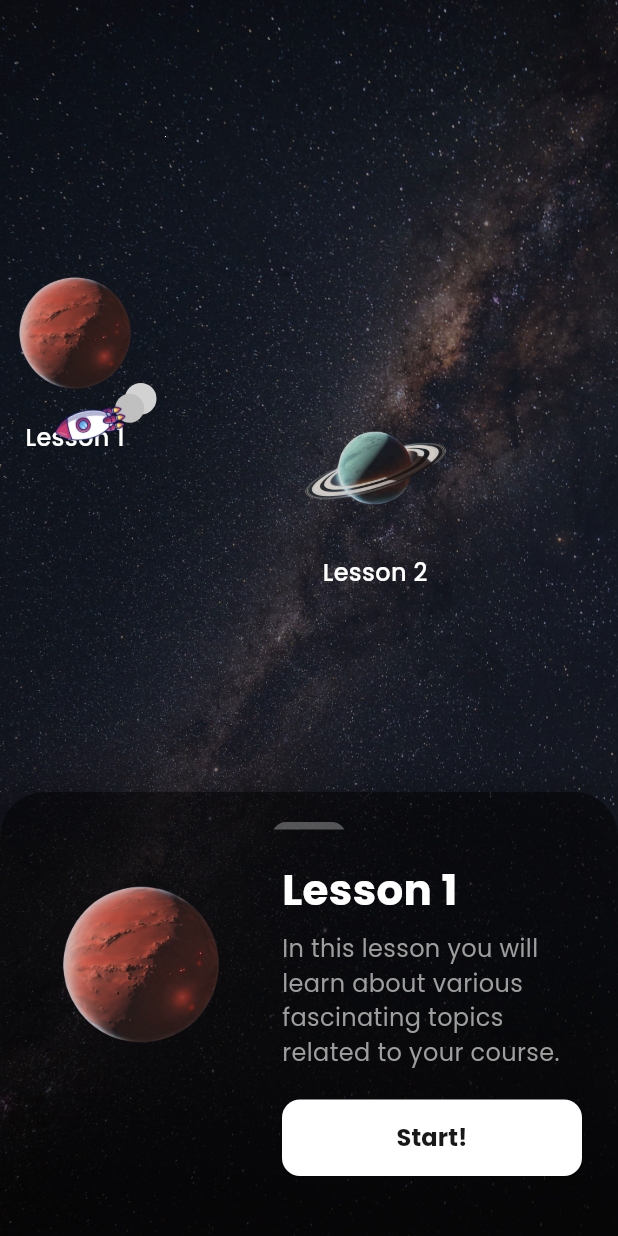
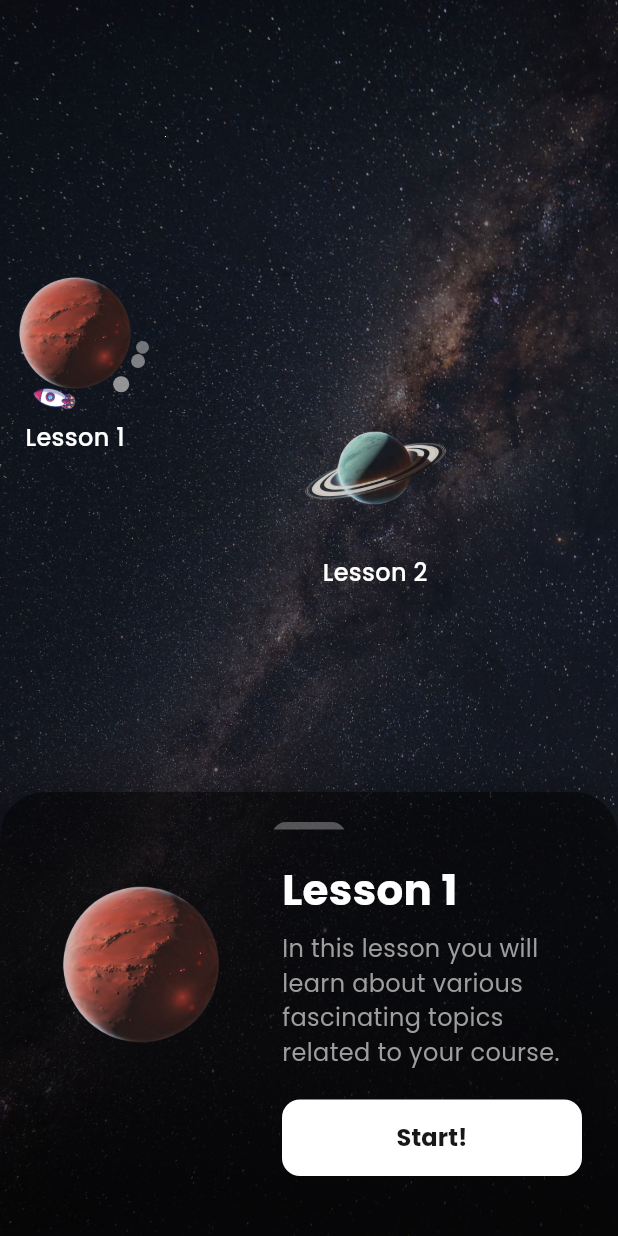
Before and after one commit to luisghdez/lumi_learn, a Flutter app: the CourseOverviewScreen screen opened directly, after a tap on an icon or button, on a phone screen of 412 x 824 dp. Run offline on Flutter 3.47's test engine with Material 3 defaults, Android fonts, the light colour scheme and no system bars; our stand-ins replace get, google_fonts.

Commit message:
adjust rocket size and orbit

```diff
--- a/lib/screens/courses/course_overview_screen.dart
+++ b/lib/screens/courses/course_overview_screen.dart
@@ -118,7 +118,7 @@ class _CourseOverviewScreenState extends State<CourseOverviewScreen> {
                       Positioned.fill(
                         child: RocketAnimation(
                           planetCenter: _planetCenters[_selectedLessonIndex!],
-                          planetRadius: 12.0, // adjust radius
+                          planetRadius: 16.0, // adjust radius
                           isActive: _isPanelVisible,
                         ),
                       ),
--- a/lib/widgets/rocket_animation.dart
+++ b/lib/widgets/rocket_animation.dart
@@ -23,21 +23,24 @@ class _RocketAnimationState extends State<RocketAnimation>
   late Animation<double> _rotation;
   final List<_SmokePuff> _smokePuffs = [];
 
+  // Scaling factor to make everything smaller (0.6 scales 50px -> 30px)
+  final double scaleFactor = 0.6;
+
   @override
   void initState() {
     super.initState();
     _controller = AnimationController(
       vsync: this,
-      duration: const Duration(seconds: 4),
+      duration: const Duration(seconds: 3),
     )..repeat();
 
     _rotation = Tween<double>(begin: 0, end: 2 * pi).animate(_controller);
 
     _controller.addListener(() {
       if (!widget.isActive) return;
-
       final currentValue = _controller.value;
-      if (currentValue % 0.03 < 0.01) {
+      // Add a smoke puff roughly every 1/30 of an orbit:
+      if (currentValue % (1 / 30) < 0.01) {
         _addSmokePuff();
       }
       _updateSmokePuffs();
@@ -63,7 +66,8 @@ class _RocketAnimationState extends State<RocketAnimation>
 
   void _addSmokePuff() {
     final angle = _rotation.value;
-    final orbitRadius = widget.planetRadius + 50;
+    // Adjusted orbit radius: previously (planetRadius + 50), now scaled down.
+    final orbitRadius = widget.planetRadius + (50 * scaleFactor);
     final rocketOffset = Offset(
       widget.planetCenter.dx + orbitRadius * cos(angle),
       widget.planetCenter.dy + orbitRadius * sin(angle),
@@ -73,59 +77,94 @@ class _RocketAnimationState extends State<RocketAnimation>
 
   void _updateSmokePuffs() {
     final now = DateTime.now();
+    // Remove puffs older than 4 seconds
     _smokePuffs.removeWhere(
         (puff) => now.difference(puff.creationTime).inSeconds >= 4);
   }
 
+  /// Emulates the CSS keyframes for scaling:
+  /// 0% → scale(1), 10% → scale(1.5), 60%-100% → scale(0.4)
   double _scaleFor(double t) {
-    if (t < 0.1) return 1.0 + 0.5 * (t / 0.1);
-    return 1.5 - 1.1 * ((t - 0.1) / 0.9);
+    if (t < 0.1) {
+      final fraction = t / 0.1;
+      return 1.0 + 0.5 * fraction;
+    } else if (t < 0.6) {
+      final fraction = (t - 0.1) / 0.5;
+      return 1.5 + (0.4 - 1.5) * fraction;
+    } else {
+      return 0.4;
+    }
   }
 
+  /// Emulates the CSS opacity transition:
+  /// 0%-10% full opacity, then fading out until 60%
   double _opacityFor(double t) {
-    return t < 0.6 ? 1.0 : 1.0 - ((t - 0.6) / 0.4);
+    if (t < 0.1) {
+      return 1.0;
+    } else if (t < 0.6) {
+      final fraction = (t - 0.1) / 0.5;
+      return 1.0 - fraction;
+    } else {
+      return 0.0;
+    }
   }
 
+  /// Emulates the CSS color transition:
+  /// 0% → darken(#3498db, 60%) ~ #1F5173, 10% → #3498db, 60%+ → grey
   Color _colorFor(double t) {
-    const startColor = Color(0xFF8A8A8A);
-    const midColor = Color(0xFFD2D2D2);
-    const endColor = Color(0x669E9E9E);
-    return t < 0.1
-        ? Color.lerp(startColor, midColor, t / 0.1)!
-        : Color.lerp(midColor, endColor, (t - 0.1) / 0.9)!;
+    const darkGrey = Color(0xFF555555);
+    const midGrey = Color(0xFFAAAAAA);
+    const lightGrey = Color(0xFFDDDDDD);
+
+    if (t < 0.1) {
+      final fraction = t / 0.1;
+      return Color.lerp(darkGrey, midGrey, fraction)!;
+    } else if (t < 0.6) {
+      final fraction = (t - 0.1) / 0.5;
+      return Color.lerp(midGrey, lightGrey, fraction)!;
+    } else {
+      return lightGrey;
+    }
   }
 
   @override
   Widget build(BuildContext context) {
-    if (!widget.isActive) return const SizedBox.shrink();
+    if (!widget.isActive) {
+      return const SizedBox.shrink();
+    }
 
     return AnimatedBuilder(
       animation: _rotation,
       builder: (context, _) {
         final angle = _rotation.value;
-        final orbitRadius = widget.planetRadius + 50;
+        // Adjusted orbit radius with scaling applied.
+        final orbitRadius = widget.planetRadius + (50 * scaleFactor);
         final rocketX = widget.planetCenter.dx + orbitRadius * cos(angle);
         final rocketY = widget.planetCenter.dy + orbitRadius * sin(angle);
 
         return Stack(
           children: [
+            // Draw all smoke puffs
             CustomPaint(
               painter: _SmokePuffPainter(
                 puffs: _smokePuffs,
                 scaleFor: _scaleFor,
                 opacityFor: _opacityFor,
                 colorFor: _colorFor,
+                scaleFactor: scaleFactor,
               ),
             ),
+            // Rocket positioned with adjusted size and offset (30x30, so half is 15)
             Positioned(
-              left: rocketX - 25,
-              top: rocketY - 25,
+              left: rocketX - (30 / 2),
+              top: rocketY - (30 / 2),
               child: Transform.rotate(
-                angle: angle + pi / 2,
+                angle:
+                    angle + pi / 2, // Rotate so the rocket nose points upward
                 child: Image.asset(
                   'assets/astronaut/rocket.png',
-                  width: 50,
-                  height: 50,
+                  width: 30,
+                  height: 30,
                 ),
               ),
             ),
@@ -148,12 +187,14 @@ class _SmokePuffPainter extends CustomPainter {
   final double Function(double) scaleFor;
   final double Function(double) opacityFor;
   final Color Function(double) colorFor;
+  final double scaleFactor;
 
   _SmokePuffPainter({
     required this.puffs,
     required this.scaleFor,
     required this.opacityFor,
     required this.colorFor,
+    required this.scaleFactor,
   });
 
   @override
@@ -162,13 +203,15 @@ class _SmokePuffPainter extends CustomPainter {
     final paint = Paint()..style = PaintingStyle.fill;
 
     for (final puff in puffs) {
-      final age = now.difference(puff.creationTime).inMilliseconds / 4000.0;
+      // Age from 0.0 to 1.0 over the lifetime (4 seconds)
+      final age = now.difference(puff.creationTime).inMilliseconds / 2500.0;
       if (age > 1.0) continue;
 
       final scale = scaleFor(age);
       final opacity = opacityFor(age);
       final color = colorFor(age).withOpacity(opacity);
-      final radius = 7.0 * scale;
+      // Adjusted smoke puff radius (base 7.0 scaled down)
+      final radius = 7.0 * scaleFactor * scale;
 
       paint.color = color;
       canvas.drawCircle(puff.position, radius, paint);
@@ -177,6 +220,7 @@ class _SmokePuffPainter extends CustomPainter {
 
   @override
   bool shouldRepaint(_SmokePuffPainter oldDelegate) {
+    // Repaint if the number of puffs changes.
     return oldDelegate.puffs.length != puffs.length;
   }
 }
```
